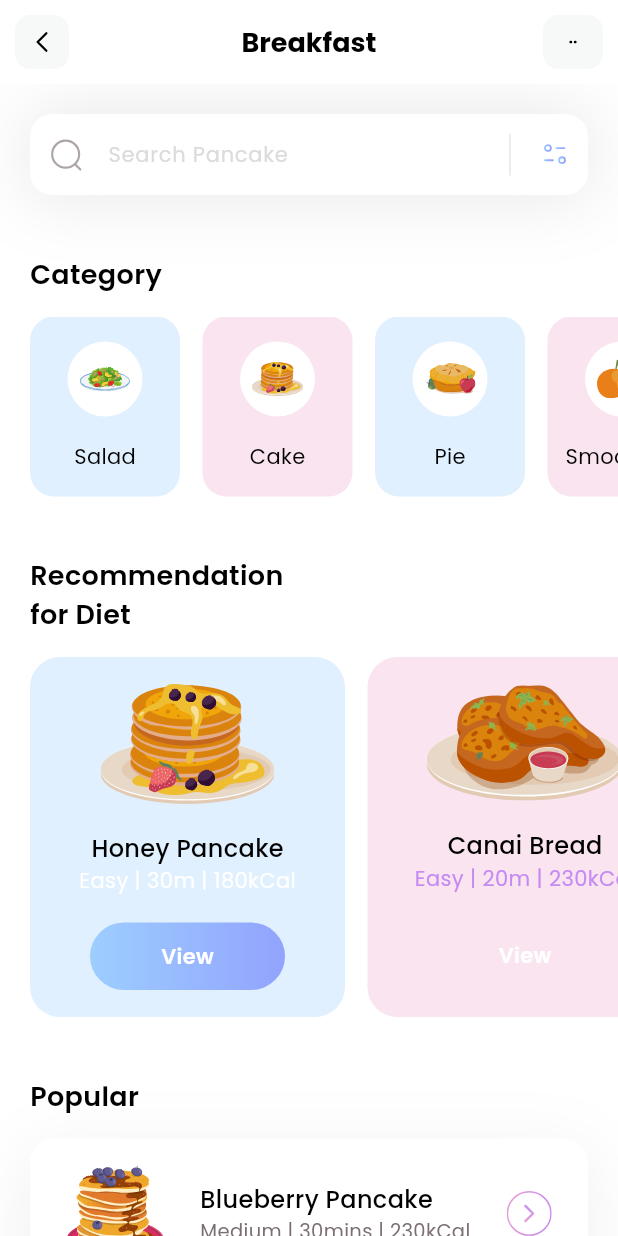
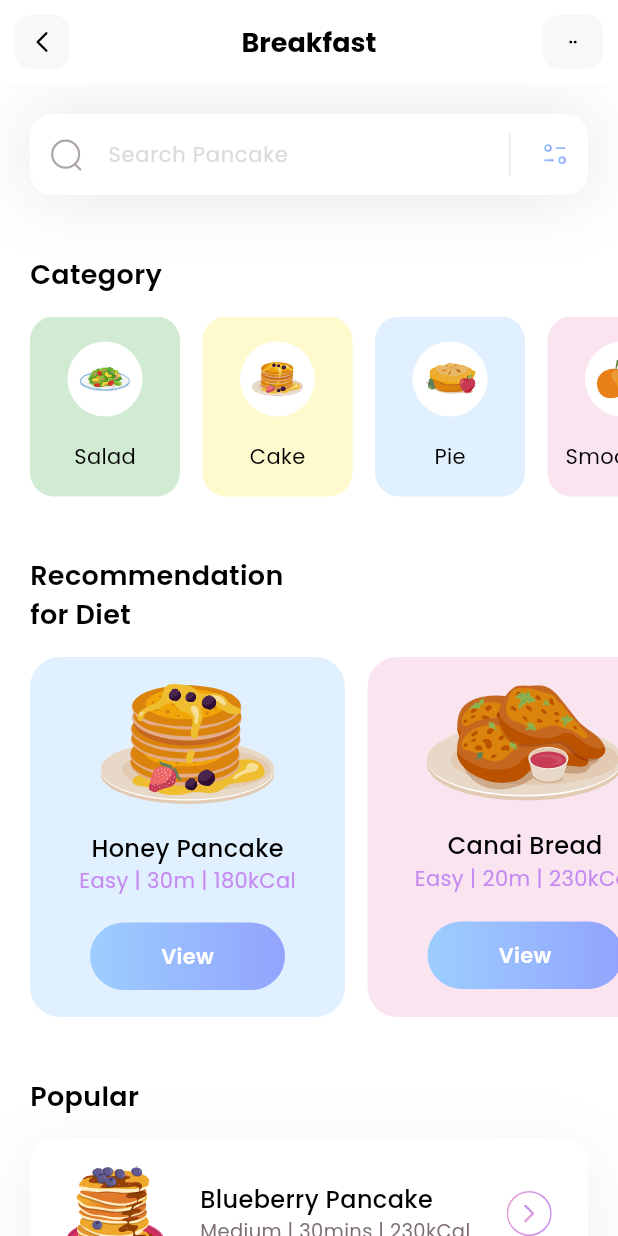
Before and after one commit to WieRuindl/flutter_diet_recommendations_app, a Flutter app: the screen it shows after launch, on a phone screen of 412 x 824 dp. Run offline on Flutter 3.47's test engine with Material 3 defaults, Android fonts, the phone set to English and light mode, and no system bars; our stand-ins replace flutter_svg.

Commit message:
code improve

```diff
--- a/lib/components/my_categories_list.dart
+++ b/lib/components/my_categories_list.dart
@@ -6,7 +6,7 @@ import 'package:flutter_svg/flutter_svg.dart';
 class MyCategoriesList extends StatelessWidget {
   MyCategoriesList({super.key});
 
-  final List<CategoryModel> categories = CategoriesData().categories;
+  final List<CategoryModel> data = CategoriesData().data;
 
   @override
   Widget build(BuildContext context) {
@@ -26,13 +26,13 @@ class MyCategoriesList extends StatelessWidget {
           child: ListView.separated(
             scrollDirection: Axis.horizontal,
             padding: const EdgeInsets.only(left: 20, right: 20,),
-            itemCount: categories.length,
+            itemCount: data.length,
             separatorBuilder: (context, index) => const SizedBox(width: 15,),
             itemBuilder: (context, index) {
               return Container(
                 width: 100,
                 decoration: BoxDecoration(
-                  color: categories[index].backgroundColor.withOpacity(0.3),
+                  color: data[index].backgroundColor.withOpacity(0.3),
                   borderRadius: BorderRadius.circular(16),
                 ),
                 child: Column(
@@ -42,16 +42,16 @@ class MyCategoriesList extends StatelessWidget {
                       width: 50,
                       height: 50,
                       decoration: const BoxDecoration(
-                          color: Colors.white,
-                          shape: BoxShape.circle
+                        color: Colors.white,
+                        shape: BoxShape.circle
                       ),
                       child: Padding(
                         padding: const EdgeInsets.all(8.0),
-                        child: SvgPicture.asset(categories[index].iconPath),
+                        child: SvgPicture.asset(data[index].iconPath),
                       ),
                     ),
                     Text(
-                      categories[index].name,
+                      data[index].name,
                       style: const TextStyle(fontWeight: FontWeight.w400, color: Colors.black, fontSize: 14,),
                     ),
                   ],
--- a/lib/components/my_diets_list.dart
+++ b/lib/components/my_diets_list.dart
@@ -8,7 +8,7 @@ import 'package:flutter_svg/flutter_svg.dart';
 class MyDietsList extends StatelessWidget {
   MyDietsList({super.key});
 
-  final List<DietModel> diets = DietsData().diets;
+  final List<DietModel> data = DietsData().data;
 
   @override
   Widget build(BuildContext context) {
@@ -19,11 +19,7 @@ class MyDietsList extends StatelessWidget {
           padding: EdgeInsets.only(left: 20),
           child: Text(
             'Recommendation\nfor Diet',
-            style: TextStyle(
-              color: Colors.black,
-              fontSize: 18,
-              fontWeight: FontWeight.w600,
-            ),
+            style: TextStyle(color: Colors.black, fontSize: 18, fontWeight: FontWeight.w600,),
           ),
         ),
         const SizedBox(height: 15,),
@@ -32,31 +28,28 @@ class MyDietsList extends StatelessWidget {
           child: ListView.separated(
             scrollDirection: Axis.horizontal,
             padding: const EdgeInsets.only(left: 20, right: 20,),
-            itemCount: diets.length,
+            itemCount: data.length,
             separatorBuilder: (context, index) => const SizedBox(width: 15,),
             itemBuilder: (context, index) {
               return Container(
                 width: 210,
                 decoration: BoxDecoration(
-                  color: diets[index].backgroundColor.withOpacity(0.3),
+                  color: data[index].backgroundColor.withOpacity(0.3),
                   borderRadius: BorderRadius.circular(20),
                 ),
                 child: Column(
                   mainAxisAlignment: MainAxisAlignment.spaceEvenly,
                   children: [
-                    SvgPicture.asset(diets[index].iconPath),
+                    SvgPicture.asset(data[index].iconPath),
                     Column(
                       children: [
                         Text(
-                          diets[index].name,
+                          data[index].name,
                           style: const TextStyle(fontWeight: FontWeight.w500, color: Colors.black, fontSize: 16,),
                         ),
                         Text(
-                          '${diets[index].level} | ${diets[index].duration} | ${diets[index].calories}',
-                          style: TextStyle(
-                            color: diets[index].viewIsSelected ? Colors.white : const Color(0xffC58BF2),
-                            fontSize: 14,
-                            fontWeight: FontWeight.w400),
+                          '${data[index].level} | ${data[index].duration} | ${data[index].calories}',
+                          style: const TextStyle(color: Color(0xffC58BF2), fontSize: 14, fontWeight: FontWeight.w400),
                         ),
                       ],
                     ),
@@ -65,10 +58,10 @@ class MyDietsList extends StatelessWidget {
                       height: 45,
                       decoration: BoxDecoration(
                           borderRadius: BorderRadius.circular(50),
-                          gradient: LinearGradient(
+                          gradient: const LinearGradient(
                           colors: [
-                            diets[index].viewIsSelected ? const Color(0xff9DCEFF) : Colors.transparent,
-                            diets[index].viewIsSelected ? const Color(0xff92A3FD) : Colors.transparent
+                            Color(0xff9DCEFF),
+                            Color(0xff92A3FD)
                           ]
                         )
                       ),
--- a/lib/components/my_popular_diets_list.dart
+++ b/lib/components/my_popular_diets_list.dart
@@ -1,12 +1,12 @@
 import 'package:flutter/material.dart';
 import 'package:flutter_fitness_food_app/data/popular_diet_data.dart';
-import 'package:flutter_fitness_food_app/models/popular_diet_model.dart';
+import 'package:flutter_fitness_food_app/models/diet_model.dart';
 import 'package:flutter_svg/flutter_svg.dart';
 
 class MyPopularDietsList extends StatelessWidget {
   MyPopularDietsList({super.key});
 
-  final List<PopularDietModel> popularDiets = PopularDietsData().popularDiets;
+  final List<DietModel> data = PopularDietsData().data;
 
   @override
   Widget build(BuildContext context) {
@@ -27,9 +27,9 @@ class MyPopularDietsList extends StatelessWidget {
             // scrollDirection: Axis.horizontal,
             shrinkWrap: true,
             padding: const EdgeInsets.only(left: 20, right: 20,),
-            itemCount: popularDiets.length,
+            itemCount: data.length,
             separatorBuilder: (context, index) => const SizedBox(height: 25,),
-            itemBuilder: ( context, index) {
+            itemBuilder: (context, index) {
               return Container(
                 height: 100,
                 decoration: BoxDecoration(
@@ -47,32 +47,24 @@ class MyPopularDietsList extends StatelessWidget {
                 child: Row(
                   mainAxisAlignment: MainAxisAlignment.spaceEvenly,
                   children: [
-                    SvgPicture.asset(
-                      popularDiets[index].iconPath,
-                      width: 65,
-                      height: 65,
-                    ),
+                    SvgPicture.asset(data[index].iconPath, width: 65, height: 65,),
                     Column(
                       mainAxisAlignment: MainAxisAlignment.center,
                       crossAxisAlignment: CrossAxisAlignment.start,
                       children: [
                         Text(
-                          popularDiets[index].name,
+                          data[index].name,
                           style: const TextStyle(color: Colors.black, fontSize: 16, fontWeight: FontWeight.w500),
                         ),
                         Text(
-                          '${popularDiets[index].level} | ${popularDiets[index].duration} | ${popularDiets[index].calories}',
+                          '${data[index].level} | ${data[index].duration} | ${data[index].calories}',
                           style: const TextStyle(color: Color(0xff7B6F72), fontSize: 13, fontWeight: FontWeight.w400),
                         ),
                       ],
                     ),
                     GestureDetector(
                       onTap: () { print('TAP'); },
-                      child: SvgPicture.asset(
-                        'assets/icons/button.svg',
-                        width: 30,
-                        height: 30,
-                      ),
+                      child: SvgPicture.asset('assets/icons/button.svg', width: 30, height: 30,),
                     ),
                   ]
                 ),
--- a/lib/data/categories_data.dart
+++ b/lib/data/categories_data.dart
@@ -2,25 +2,22 @@ import 'package:flutter/material.dart';
 import 'package:flutter_fitness_food_app/models/category_model.dart';
 
 class CategoriesData {
-  final List<CategoryModel> categories = [
+  final List<CategoryModel> data = [
     CategoryModel(
         name: 'Salad',
         iconPath: 'assets/icons/plate.svg',
-        backgroundColor: const Color(0xff9DCEFF)
+        backgroundColor: Colors.green.shade400
     ),
-
     CategoryModel(
         name: 'Cake',
         iconPath: 'assets/icons/pancakes.svg',
-        backgroundColor: const Color(0xffEEA4CE)
+        backgroundColor: Colors.yellow.shade400,
     ),
-
     CategoryModel(
         name: 'Pie',
         iconPath: 'assets/icons/pie.svg',
         backgroundColor: const Color(0xff9DCEFF)
     ),
-
     CategoryModel(
         name: 'Smoothies',
         iconPath: 'assets/icons/orange-snacks.svg',
--- a/lib/data/diets_data.dart
+++ b/lib/data/diets_data.dart
@@ -2,14 +2,13 @@ import 'package:flutter/material.dart';
 import 'package:flutter_fitness_food_app/models/diet_model.dart';
 
 class DietsData {
-  List<DietModel> diets = [
+  List<DietModel> data = [
     DietModel(
         name: 'Honey Pancake',
         iconPath: 'assets/icons/honey-pancakes.svg',
         level: 'Easy',
         duration: '30m',
         calories: '180kCal',
-        viewIsSelected: true,
         backgroundColor: const Color(0xff9DCEFF)),
     DietModel(
         name: 'Canai Bread',
@@ -17,7 +16,6 @@ class DietsData {
         level: 'Easy',
         duration: '20m',
         calories: '230kCal',
-        viewIsSelected: false,
         backgroundColor: const Color(0xffEEA4CE))
   ];
 }
--- a/lib/data/popular_diet_data.dart
+++ b/lib/data/popular_diet_data.dart
@@ -1,22 +1,23 @@
-import 'package:flutter_fitness_food_app/models/popular_diet_model.dart';
+import 'package:flutter/material.dart';
+import 'package:flutter_fitness_food_app/models/diet_model.dart';
 
 class PopularDietsData {
-  List<PopularDietModel> popularDiets = [
-    PopularDietModel(
+  List<DietModel> data = [
+    DietModel(
       name: 'Blueberry Pancake',
       iconPath: 'assets/icons/blueberry-pancake.svg',
       level: 'Medium',
       duration: '30mins',
       calories: '230kCal',
-      boxIsSelected: true,
+      backgroundColor: Colors.pink,
     ),
-    PopularDietModel(
+    DietModel(
       name: 'Salmon Nigiri',
       iconPath: 'assets/icons/salmon-nigiri.svg',
       level: 'Easy',
       duration: '20mins',
       calories: '120kCal',
-      boxIsSelected: false,
+      backgroundColor: Colors.pink,
     ),
   ];
 }
--- a/lib/models/diet_model.dart
+++ b/lib/models/diet_model.dart
@@ -7,7 +7,6 @@ class DietModel {
   final String duration;
   final String calories;
   final Color backgroundColor;
-  final bool viewIsSelected;
 
-  DietModel({required this.name, required this.iconPath, required this.level, required this.duration, required this.calories, required this.backgroundColor, required this.viewIsSelected});
+  DietModel({required this.name, required this.iconPath, required this.level, required this.duration, required this.calories, required this.backgroundColor});
 }
--- a/lib/models/popular_diet_model.dart
+++ /dev/null
@@ -1,10 +0,0 @@
-class PopularDietModel {
-  final String name;
-  final String iconPath;
-  final String level;
-  final String duration;
-  final String calories;
-  final bool boxIsSelected;
-
-  PopularDietModel({required this.name, required this.iconPath, required this.level, required this.duration, required this.calories, required this.boxIsSelected});
-}
```
